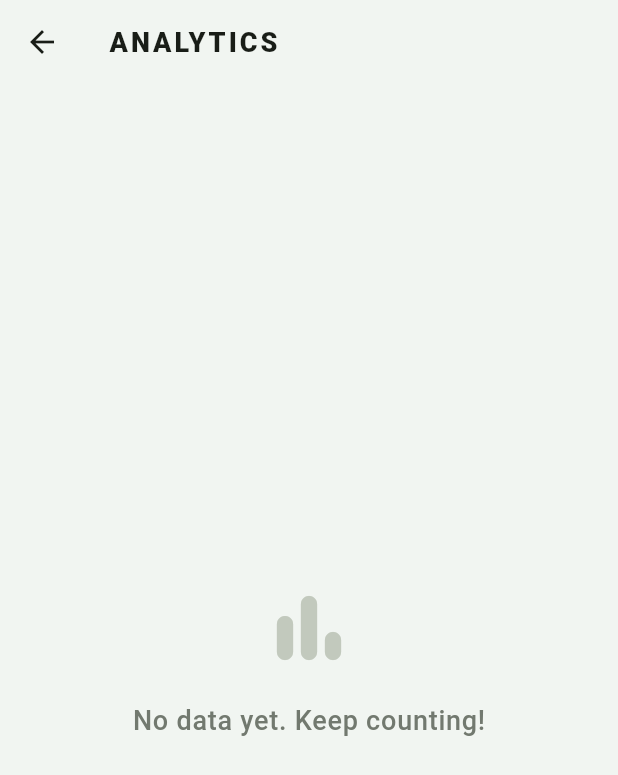
After one commit to onimusha-dev/Easy-Tasweeh, a Flutter app: the screen it shows after launch, after a tap on "PRESS", after a tap on the "graphic eq" icon, on a phone screen of 412 x 824 dp. The commit adds this screen. Shown: the top 775 px of the screen. Run offline on Flutter 3.47's test engine with Material 3 defaults, Android fonts, the phone set to English and light mode, and no system bars; our stand-ins replace drift, drift_flutter, fl_chart, flutter_animate, flutter_local_notifications, flutter_phoenix and 2 more; accounts and stored records are empty; generated files the repository leaves out were written again.

Commit message:
feat: analytic screen

```diff
--- a/lib/database/repository/count_repository.dart
+++ b/lib/database/repository/count_repository.dart
@@ -92,4 +92,9 @@ class CountRepository {
       ),
     );
   }
+
+  // Watch all history records
+  Stream<List<CountHistoryTableData>> watchAllHistory() {
+    return _countHistoryDao.watchAllHistory();
+  }
 }
--- /dev/null
+++ b/lib/screens/analytics_screen.dart
@@ -0,0 +1,264 @@
+import 'package:easy_tasweeh/database/repository/count_repository.dart';
+import 'package:flutter/material.dart';
+import 'package:flutter_riverpod/flutter_riverpod.dart';
+import 'package:fl_chart/fl_chart.dart';
+import 'package:intl/intl.dart';
+
+class AnalyticsScreen extends ConsumerWidget {
+  const AnalyticsScreen({super.key});
+
+  @override
+  Widget build(BuildContext context, WidgetRef ref) {
+    final historyAsync = ref.watch(countRepositoryProvider).watchAllHistory();
+
+    return Scaffold(
+      appBar: AppBar(
+        title: Text(
+          'ANALYTICS',
+          style: Theme.of(context).textTheme.titleMedium?.copyWith(
+            fontWeight: FontWeight.w900,
+            letterSpacing: 2,
+          ),
+        ),
+      ),
+      body: StreamBuilder(
+        stream: historyAsync,
+        builder: (context, snapshot) {
+          if (!snapshot.hasData) {
+            return const Center(child: CircularProgressIndicator());
+          }
+
+          final history = snapshot.data!;
+          if (history.isEmpty) {
+            return Center(
+              child: Column(
+                mainAxisAlignment: MainAxisAlignment.center,
+                children: [
+                  Icon(
+                    Icons.bar_chart_rounded,
+                    size: 64,
+                    color: Theme.of(context).colorScheme.outlineVariant,
+                  ),
+                  const SizedBox(height: 16),
+                  Text(
+                    'No data yet. Keep counting!',
+                    style: Theme.of(context).textTheme.bodyLarge?.copyWith(
+                      color: Theme.of(context).colorScheme.outline,
+                    ),
+                  ),
+                ],
+              ),
+            );
+          }
+
+          // Calculate statistics
+          int totalCount = 0;
+          int totalSessions = history.length;
+          int maxSession = 0;
+
+          Map<String, int> dailyTotals = {};
+          final now = DateTime.now();
+          for (int i = 0; i < 7; i++) {
+            final date = now.subtract(Duration(days: i));
+            dailyTotals[DateFormat('yyyy-MM-dd').format(date)] = 0;
+          }
+
+          for (var record in history) {
+            totalCount += record.currentCount;
+            if (record.currentCount > maxSession) {
+              maxSession = record.currentCount;
+            }
+
+            final dateKey = DateFormat('yyyy-MM-dd').format(record.createdAt);
+            if (dailyTotals.containsKey(dateKey)) {
+              dailyTotals[dateKey] =
+                  (dailyTotals[dateKey] ?? 0) + record.currentCount;
+            }
+          }
+
+          final chartData = dailyTotals.entries.toList().reversed.toList();
+
+          return ListView(
+            padding: const EdgeInsets.all(24),
+            children: [
+              // Summary Cards Row
+              Row(
+                children: [
+                  Expanded(
+                    child: _StatCard(
+                      label: 'BEST SESSION',
+                      value: '$maxSession',
+                      icon: Icons.functions_rounded,
+                      color: Theme.of(context).colorScheme.primary,
+                    ),
+                  ),
+                  const SizedBox(width: 16),
+                  Expanded(
+                    child: _StatCard(
+                      label: 'SESSIONS',
+                      value: '$totalSessions',
+                      icon: Icons.history_rounded,
+                      color: Theme.of(context).colorScheme.secondary,
+                    ),
+                  ),
+                ],
+              ),
+              const SizedBox(height: 16),
+              _StatCard(
+                label: 'MAX COUNT',
+                value: '$totalCount',
+                icon: Icons.emoji_events_rounded,
+                color: Colors.orange,
+              ),
+              const SizedBox(height: 32),
+
+              Text(
+                'WEEKLY ACTIVITY',
+                style: Theme.of(context).textTheme.titleSmall?.copyWith(
+                  fontWeight: FontWeight.w900,
+                  letterSpacing: 1.5,
+                  color: Theme.of(context).colorScheme.outline,
+                ),
+              ),
+              const SizedBox(height: 24),
+
+              // Bar Chart
+              Container(
+                height: 250,
+                padding: const EdgeInsets.all(20),
+                decoration: BoxDecoration(
+                  color: Theme.of(
+                    context,
+                  ).colorScheme.surfaceContainerHighest.withValues(alpha: 0.3),
+                  borderRadius: BorderRadius.circular(24),
+                  border: Border.all(
+                    color: Theme.of(
+                      context,
+                    ).colorScheme.outlineVariant.withValues(alpha: 0.5),
+                  ),
+                ),
+                child: BarChart(
+                  BarChartData(
+                    alignment: BarChartAlignment.spaceAround,
+                    maxY:
+                        dailyTotals.values
+                            .reduce((a, b) => a > b ? a : b)
+                            .toDouble() *
+                        1.2,
+                    barTouchData: BarTouchData(enabled: true),
+                    titlesData: FlTitlesData(
+                      show: true,
+                      bottomTitles: AxisTitles(
+                        sideTitles: SideTitles(
+                          showTitles: true,
+                          getTitlesWidget: (value, meta) {
+                            if (value.toInt() < 0 ||
+                                value.toInt() >= chartData.length) {
+                              return const SizedBox();
+                            }
+                            final dateStr = chartData[value.toInt()].key;
+                            final date = DateFormat(
+                              'yyyy-MM-dd',
+                            ).parse(dateStr);
+                            return Padding(
+                              padding: const EdgeInsets.only(top: 8.0),
+                              child: Text(
+                                DateFormat('E').format(date).substring(0, 1),
+                                style: TextStyle(
+                                  color: Theme.of(context).colorScheme.outline,
+                                  fontWeight: FontWeight.bold,
+                                  fontSize: 12,
+                                ),
+                              ),
+                            );
+                          },
+                        ),
+                      ),
+                      leftTitles: const AxisTitles(
+                        sideTitles: SideTitles(showTitles: false),
+                      ),
+                      topTitles: const AxisTitles(
+                        sideTitles: SideTitles(showTitles: false),
+                      ),
+                      rightTitles: const AxisTitles(
+                        sideTitles: SideTitles(showTitles: false),
+                      ),
+                    ),
+                    gridData: const FlGridData(show: false),
+                    borderData: FlBorderData(show: false),
+                    barGroups: List.generate(chartData.length, (index) {
+                      return BarChartGroupData(
+                        x: index,
+                        barRods: [
+                          BarChartRodData(
+                            toY: chartData[index].value.toDouble(),
+                            color: Theme.of(context).colorScheme.primary,
+                            width: 16,
+                            borderRadius: BorderRadius.circular(4),
+                          ),
+                        ],
+                      );
+                    }),
+                  ),
+                ),
+              ),
+              const SizedBox(height: 40),
+            ],
+          );
+        },
+      ),
+    );
+  }
+}
+
+class _StatCard extends StatelessWidget {
+  final String label;
+  final String value;
+  final IconData icon;
+  final Color color;
+
+  const _StatCard({
+    required this.label,
+    required this.value,
+    required this.icon,
+    required this.color,
+  });
+
+  @override
+  Widget build(BuildContext context) {
+    return Container(
+      padding: const EdgeInsets.all(20),
+      decoration: BoxDecoration(
+        color: Theme.of(context).colorScheme.surface,
+        borderRadius: BorderRadius.circular(24),
+        border: Border.all(
+          color: Theme.of(
+            context,
+          ).colorScheme.outlineVariant.withValues(alpha: 0.5),
+        ),
+      ),
+      child: Column(
+        crossAxisAlignment: CrossAxisAlignment.start,
+        children: [
+          Icon(icon, color: color, size: 24),
+          const SizedBox(height: 12),
+          Text(
+            value,
+            style: Theme.of(
+              context,
+            ).textTheme.headlineMedium?.copyWith(fontWeight: FontWeight.w900),
+          ),
+          const SizedBox(height: 4),
+          Text(
+            label,
+            style: Theme.of(context).textTheme.labelSmall?.copyWith(
+              fontWeight: FontWeight.bold,
+              letterSpacing: 1,
+              color: Theme.of(context).colorScheme.outline,
+            ),
+          ),
+        ],
+      ),
+    );
+  }
+}
--- a/lib/screens/home_screens.dart
+++ b/lib/screens/home_screens.dart
@@ -1,4 +1,5 @@
 import 'package:easy_tasweeh/database/repository/count_repository.dart';
+import 'package:easy_tasweeh/screens/analytics_screen.dart';
 import 'package:easy_tasweeh/screens/history_screen.dart';
 import 'package:flutter/material.dart';
 import 'package:flutter/services.dart';
@@ -13,16 +14,25 @@ class HomeScreen extends ConsumerStatefulWidget {
 }
 
 class _HomeScreenState extends ConsumerState<HomeScreen> {
+  @override
+  void initState() {
+    super.initState();
+    // Ensure the counter session is initialized when the screen loads to show 0
+    WidgetsBinding.instance.addPostFrameCallback((_) {
+      ref.read(countRepositoryProvider).getOrCreateCurrentCount();
+    });
+  }
+
   Future<void> _incrementCounter() async {
     HapticFeedback.vibrate();
     final repo = ref.read(countRepositoryProvider);
-    final countData = await repo.getOrCreateCurrentCount();
-
+    // Directly increment; repo handles initialization if needed
     await repo.increment();
 
+    final countData = await repo.getOrCreateCurrentCount();
     // Auto-save logic
     if (countData.targetCount > 0 &&
-        (countData.currentCount + 1) >= countData.targetCount) {
+        countData.currentCount >= countData.targetCount) {
       await repo.saveAndReset();
       if (mounted) {
         ScaffoldMessenger.of(context).showSnackBar(
@@ -111,6 +121,13 @@ class _HomeScreenState extends ConsumerState<HomeScreen> {
     );
   }
 
+  void _showAnalytics() {
+    Navigator.push(
+      context,
+      MaterialPageRoute(builder: (context) => const AnalyticsScreen()),
+    );
+  }
+
   @override
   Widget build(BuildContext context) {
     return Scaffold(
@@ -124,37 +141,42 @@ class _HomeScreenState extends ConsumerState<HomeScreen> {
         ),
         actions: [
           IconButton(
+            onPressed: _showAnalytics,
+            icon: const Icon(Icons.graphic_eq_rounded),
+            tooltip: 'Analytics',
+          ),
+          IconButton(
             onPressed: () {
               _showSetTargetSheet();
             },
             icon: const Icon(Icons.gps_fixed_rounded),
+            tooltip: 'Set Target',
           ),
           IconButton(
             onPressed: _showHistory,
             icon: const Icon(Icons.history_toggle_off_rounded),
+            tooltip: 'History',
           ),
           const SizedBox(width: 8),
         ],
       ),
-
       body: StreamBuilder(
         stream: ref.watch(countRepositoryProvider).watchCurrentCount(),
         builder: (context, snapshot) {
           final countData = snapshot.data;
           final current = countData?.currentCount ?? 0;
           final target = countData?.targetCount ?? 0;
-          final progress = target > 0
-              ? (current / target).clamp(0.0, 1.0)
+
+          // Dot logic: If there's a target and current is 0, show a tiny segment (looks like a dot)
+          // Otherwise show the actual progress.
+          final displayProgress = target > 0
+              ? (current == 0 ? 0.001 : (current / target).clamp(0.0, 1.0))
               : 0.0;
 
           return Column(
             children: [
               const SizedBox(height: 40),
-
-              // Target and Reset Row
               const Spacer(flex: 1),
-
-              // Progress and Counter
               Stack(
                 alignment: Alignment.center,
                 children: [
@@ -162,7 +184,7 @@ class _HomeScreenState extends ConsumerState<HomeScreen> {
                     height: 180,
                     width: 180,
                     child: CircularProgressIndicator(
-                      value: target > 0 ? progress : 0,
+                      value: displayProgress,
                       strokeWidth: 4,
                       strokeCap: StrokeCap.round,
                       backgroundColor: Theme.of(
@@ -181,8 +203,13 @@ class _HomeScreenState extends ConsumerState<HomeScreen> {
                                   fontWeight: FontWeight.w900,
                                 ),
                           )
-                          .animate(target: current.toDouble())
-                          .scale(duration: 80.ms),
+                          .animate(key: ValueKey(current))
+                          .scale(
+                            duration: 150.ms,
+                            curve: Curves.easeOutBack,
+                            begin: const Offset(0.9, 0.9),
+                            end: const Offset(1, 1),
+                          ),
                       if (target > 0)
                         Text(
                           'OF $target',
@@ -196,7 +223,6 @@ class _HomeScreenState extends ConsumerState<HomeScreen> {
                   ),
                 ],
               ),
-
               const Spacer(flex: 2),
 
               // Tactical Tap Button
```
Also changed, not shown: lib/screens/history_screen.dart (+26 -13 lines).
